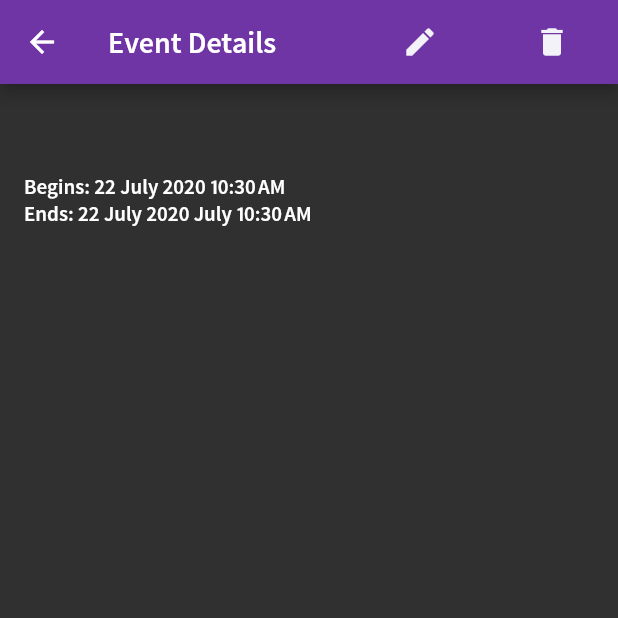
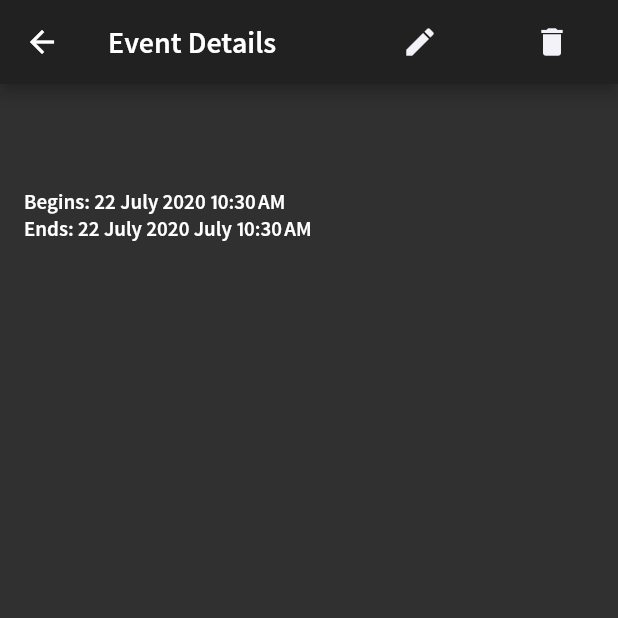
Before and after one commit to chwoozy/dayly, a Flutter app: the EventDetails screen opened directly with empty values, on a phone screen of 412 x 824 dp, the top half of it. Run offline on Flutter 3.47's test engine with Material 2 defaults, Android fonts, the light colour scheme and no system bars; our stand-ins replace cloud_firestore, curved_navigation_bar, email_validator, firebase_auth, firebase_storage, flutter_spinkit and 9 more; missing offline and left inert: flutter_material_pickers, googleapis, syncfusion_flutter_core; accounts and stored records are empty.

Commit message:
removed colors from event details screen

```diff
--- a/lib/pages/calendar/event_details.dart
+++ b/lib/pages/calendar/event_details.dart
@@ -18,7 +18,6 @@ class EventDetails extends StatelessWidget {
 
     return Scaffold(
       appBar: AppBar(
-        backgroundColor: primaryPurple,
         title: Text('Event Details'),
         actions: <Widget>[
           FlatButton(
@@ -55,6 +54,7 @@ class EventDetails extends StatelessWidget {
               event.title,
               style: Theme.of(context).textTheme.headline4,
             ),
+            SizedBox(height: 10),
             Text(
               "Begins: ${event.eventFromDate.day} ${DateFormat("MMMM").format(event.eventFromDate)} ${DateFormat("y").format(event.eventFromDate)} ${DateFormat("jm").format(event.eventFromDate)}",
             ),
```
